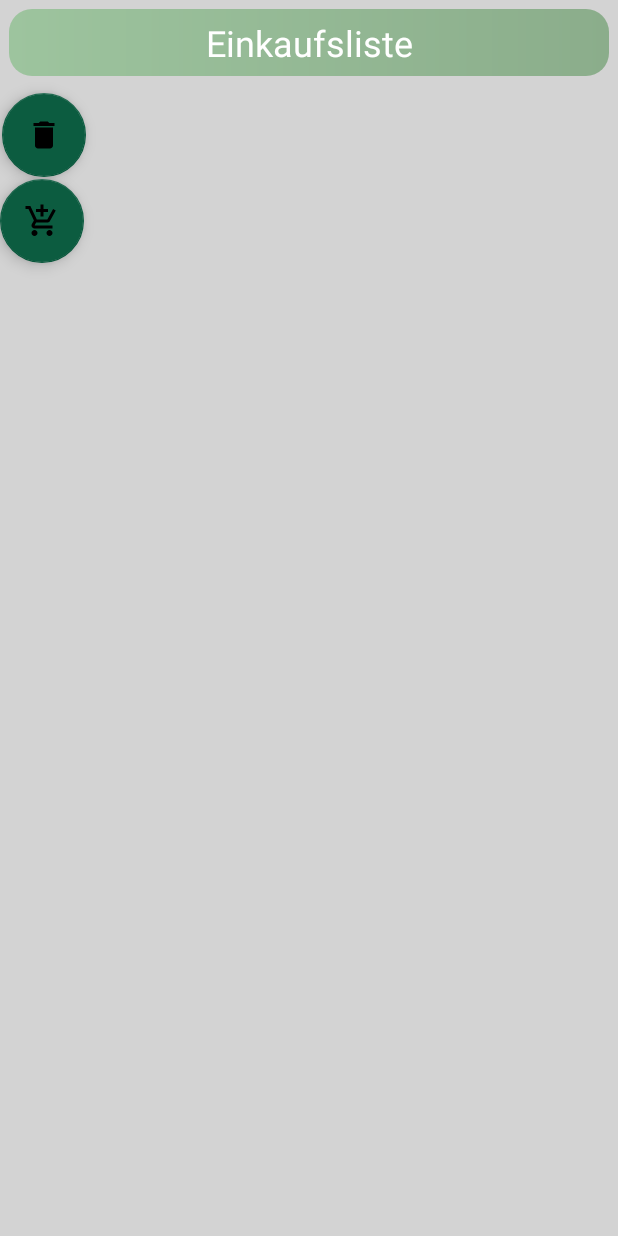
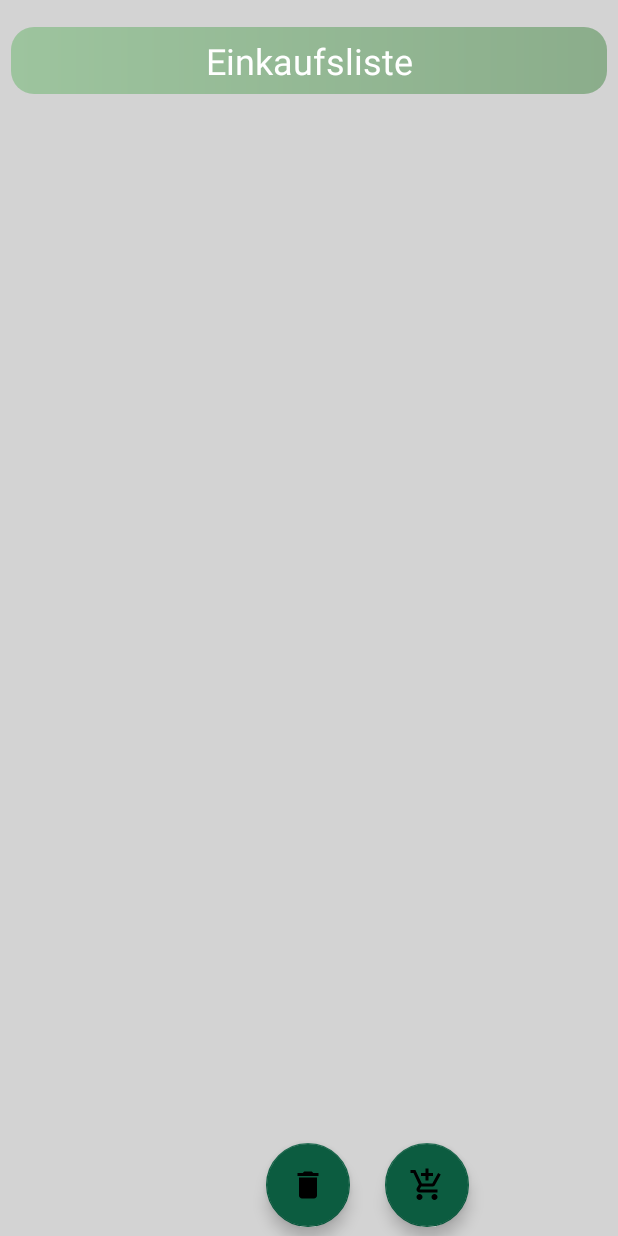
Before and after one commit to kathkirch/speisekammerApp, an Android app: the EinkaufslisteTable screen opened directly, with no data from a screen before it, on a phone screen of 412 x 824 dp. Run offline under Robolectric (Android 15) with nearby library versions, the phone set to English and light mode, and no system bars; our stand-ins replace Firebase (no records; nobody signed in at launch, a user with empty details on screens opened directly).

Commit message:
insert notification, addItem Einkaufsliste, deleteItem Einkaufsliste

```diff
--- a/app/src/main/java/com/example/myapplication/MainActivity.java
+++ b/app/src/main/java/com/example/myapplication/MainActivity.java
@@ -6,6 +6,7 @@ import android.annotation.SuppressLint;
 import android.app.ActivityManager;
 import android.content.Context;
 import android.content.Intent;
+import android.os.Build;
 import android.os.Bundle;
 import android.util.Log;
 import android.view.View;
@@ -51,8 +52,11 @@ public class MainActivity extends AppCompatActivity implements View.OnClickListe
         bt_pantry.setOnClickListener(this::onClick);
         bt_shoppinglist.setOnClickListener(this::onClick);
 
+        /*
         serviceIntent = new Intent(this, Notifications.class);
         startService(serviceIntent);
+
+         */
     }
 
     @SuppressLint("NonConstantResourceId")
--- a/app/src/main/java/com/example/myapplication/ProductAdapter.java
+++ b/app/src/main/java/com/example/myapplication/ProductAdapter.java
@@ -1,6 +1,7 @@
 package com.example.myapplication;
 
 import android.annotation.SuppressLint;
+import android.content.Context;
 import android.util.Log;
 import android.view.LayoutInflater;
 import android.view.View;
@@ -32,6 +33,9 @@ public class ProductAdapter extends FirebaseRecyclerAdapter <Produkt, ProductAda
 
     final HelperClass hp = new HelperClass();
     final FirebaseDatabase database = FirebaseDatabase.getInstance();
+
+
+
     final DatabaseReference shoppingListNode = database.getReference("shoppinglist");
 
     public ProductAdapter(@NonNull FirebaseRecyclerOptions options) {
@@ -115,6 +119,7 @@ public class ProductAdapter extends FirebaseRecyclerAdapter <Produkt, ProductAda
         }
     }
 
+
     public interface OnItemClickListener {
         void onItemClick (DataSnapshot dataSnapshot, int postition);
     }
--- a/app/src/main/java/com/example/myapplication/Produkt.java
+++ b/app/src/main/java/com/example/myapplication/Produkt.java
@@ -11,6 +11,8 @@ public class Produkt implements Comparable <Produkt> {
     private double packageAmount;
     private String unit;
     private String location;
+
+    boolean isBarcode;
 
 
     public Produkt (){
--- /dev/null
+++ b/app/src/main/res/drawable/search_symbol.xml
@@ -0,0 +1,5 @@
+<vector android:height="20dp" android:tint="#8DC28A"
+    android:viewportHeight="24" android:viewportWidth="24"
+    android:width="20dp" xmlns:android="http://schemas.android.com/apk/res/android">
+    <path android:fillColor="@android:color/white" android:pathData="M15.5,14h-0.79l-0.28,-0.27C15.41,12.59 16,11.11 16,9.5 16,5.91 13.09,3 9.5,3S3,5.91 3,9.5 5.91,16 9.5,16c1.61,0 3.09,-0.59 4.23,-1.57l0.27,0.28v0.79l5,4.99L20.49,19l-4.99,-5zM9.5,14C7.01,14 5,11.99 5,9.5S7.01,5 9.5,5 14,7.01 14,9.5 11.99,14 9.5,14z"/>
+</vector>
--- a/app/src/main/res/layout/activity_einkaufsliste.xml
+++ b/app/src/main/res/layout/activity_einkaufsliste.xml
@@ -1,5 +1,5 @@
 <?xml version="1.0" encoding="utf-8"?>
-<LinearLayout xmlns:android="http://schemas.android.com/apk/res/android"
+<androidx.constraintlayout.widget.ConstraintLayout xmlns:android="http://schemas.android.com/apk/res/android"
     xmlns:tools="http://schemas.android.com/tools"
     android:layout_width="match_parent"
     android:layout_height="match_parent"
@@ -13,27 +13,42 @@
         android:layout_width="match_parent"
         android:layout_height="wrap_content"
         android:background="@drawable/title_style"
+        android:gravity="center"
+        android:padding="6dp"
+        android:layout_marginLeft="7dp"
+        android:layout_marginRight="7dp"
+        android:text="@string/einkaufsliste"
+        android:textColor="@color/white"
         android:textSize="24sp"
-        android:padding="6dp"
-        android:layout_marginStart="6dp"
-        android:layout_marginEnd="6dp"
-        android:layout_marginTop="6dp"
-        android:layout_marginBottom="6dp"
-        android:text="Einkaufsliste"
-        android:textColor="@color/white"
-        android:gravity="center">
+        app:layout_constraintBottom_toBottomOf="parent"
+        app:layout_constraintTop_toTopOf="parent"
+        app:layout_constraintVertical_bias="0.023"
+        tools:layout_editor_absoluteX="-3dp">
+
     </TextView>
 
 
-    <androidx.recyclerview.widget.RecyclerView
-        android:id="@+id/shoppingListRecycler"
-        android:layout_width="match_parent"
+    <ScrollView
+        android:layout_width="wrap_content"
         android:layout_height="wrap_content"
-        android:layout_marginStart="4dp"
-        android:layout_marginTop="4dp"
-        android:layout_marginEnd="4dp"
-        tools:listitem="@layout/recycler_shoppinglist">
-    </androidx.recyclerview.widget.RecyclerView>
+        app:layout_constraintEnd_toEndOf="parent"
+        app:layout_constraintStart_toStartOf="parent"
+        app:layout_constraintTop_toBottomOf="@+id/tvShoppingListTable">
+
+        <androidx.recyclerview.widget.RecyclerView
+            android:id="@+id/shoppingListRecycler"
+            android:layout_width="wrap_content"
+            android:layout_height="wrap_content"
+            android:layout_marginLeft="7dp"
+            android:layout_marginRight="7dp"
+            tools:listitem="@layout/recycler_shoppinglist">
+        </androidx.recyclerview.widget.RecyclerView>
+    </ScrollView>
+
+
+
+
+
 
     <com.example.myapplication.MovableFloatingActionButton
         android:id="@+id/mfbDelete"
@@ -41,7 +56,13 @@
         android:layout_height="wrap_content"
         android:layout_gravity="bottom"
         android:layout_margin="@dimen/cardview_compat_inset_shadow"
-        android:src="@drawable/delete_image">
+        android:src="@drawable/delete_image"
+        app:layout_constraintBottom_toBottomOf="parent"
+        app:layout_constraintEnd_toEndOf="parent"
+        app:layout_constraintHorizontal_bias="0.498"
+        app:layout_constraintStart_toStartOf="parent"
+        app:layout_constraintTop_toTopOf="parent"
+        app:layout_constraintVertical_bias="0.994">
     </com.example.myapplication.MovableFloatingActionButton>
 
     <com.example.myapplication.MovableFloatingActionButton
@@ -49,11 +70,14 @@
         android:layout_width="wrap_content"
         android:layout_height="wrap_content"
         android:layout_gravity="bottom"
+        android:layout_margin="@dimen/box_inset_layout_padding"
         android:src="@drawable/add_product"
-        android:layout_margin="@dimen/box_inset_layout_padding">
+        app:layout_constraintBottom_toBottomOf="parent"
+        app:layout_constraintEnd_toEndOf="parent"
+        app:layout_constraintHorizontal_bias="0.188"
+        app:layout_constraintStart_toEndOf="@+id/mfbDelete"
+        app:layout_constraintTop_toTopOf="parent"
+        app:layout_constraintVertical_bias="0.992">
     </com.example.myapplication.MovableFloatingActionButton>
 
-
-
-
-</LinearLayout>
+</androidx.constraintlayout.widget.ConstraintLayout>
--- a/app/src/main/res/layout/popup_edit_text.xml
+++ b/app/src/main/res/layout/popup_edit_text.xml
@@ -9,6 +9,7 @@
     >
 
     <TextView
+        android:id="@+id/popUpTv"
         android:layout_width="match_parent"
         android:layout_height="76dp"
         android:layout_marginStart="20dp"
--- a/app/src/main/res/layout/recycler_products.xml
+++ b/app/src/main/res/layout/recycler_products.xml
@@ -5,7 +5,7 @@
     android:layout_height="wrap_content"
     android:layout_marginEnd="8dp"
     android:layout_marginStart="8dp"
-    android:layout_marginTop="12dp"
+    android:layout_marginTop="8dp"
     android:background="@color/WhiteSmoke">
 
     <RelativeLayout
--- a/app/src/main/res/values/strings.xml
+++ b/app/src/main/res/values/strings.xml
@@ -40,4 +40,7 @@
     <string name="liste_geloescht">Liste gelöscht</string>
     <string name="hier_produkt_eingeben">hier Produkt eingeben</string>
     <string name="produkt_der_einkaufsliste_hinzufuegen">Produkt der Einkaufsliste hinzufügen</string>
+    <string name="barcode_text">Barcode Text</string>
+    <string name="kein_barcode">Kein Barcode</string>
+
 </resources>
--- /dev/null
+++ b/settings.gradle
@@ -0,0 +1,2 @@
+include ':app'
+rootProject.name = "My Application"
```
Also changed, not shown: app/src/main/java/com/example/myapplication/BarcodeScanner.java (+29 -4 lines), app/src/main/java/com/example/myapplication/HelperClass.java (+55 -2 lines), app/src/main/java/com/example/myapplication/IntoDatabase.java (+13 -0 lines), app/src/main/java/com/example/myapplication/Notifications.java (+12 -0 lines), app/src/main/java/com/example/myapplication/ProductTable.java (+55 -3 lines), app/src/main/res/layout/activity_barcode_scanner.xml (+16 -1 lines), app/src/main/res/layout/activity_product_table.xml (+41 -16 lines), build.gradle (added, +29 -0 lines), gradle.properties (added, +19 -0 lines), gradle/wrapper/gradle-wrapper.properties (added).
